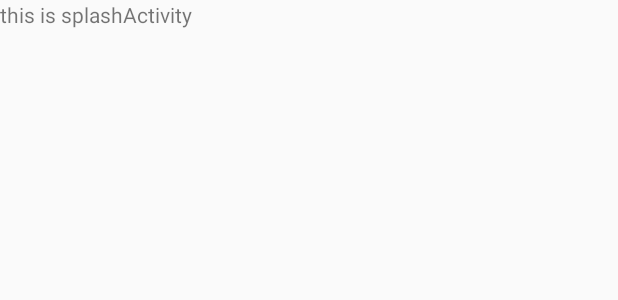
After one commit to WaterTeam/MusicProject, an Android app: the layout activity_splash.xml on its own in the app's theme, with its tools: preview values and no code run, on a phone screen of 412 x 824 dp. The commit adds this screen. Shown: the top 300 px of the screen. Run offline under Robolectric (Android 15) with nearby library versions, the phone set to English and light mode, and no system bars.

Commit message:
写好了app启动页，还没查询数据的初始化操作

```diff
--- a/app/src/main/AndroidManifest.xml
+++ b/app/src/main/AndroidManifest.xml
@@ -1,6 +1,9 @@
 <?xml version="1.0" encoding="utf-8"?>
 <manifest xmlns:android="http://schemas.android.com/apk/res/android"
     package="com.waterteam.musicproject">
+
+    <!-- 获取内存中的歌曲信息需要的权限，记得做版本区分 -->
+    <uses-permission android:name="android.permission.READ_EXTERNAL_STORAGE" />
 
     <application
         android:allowBackup="true"
@@ -9,7 +12,8 @@
         android:roundIcon="@mipmap/ic_launcher_round"
         android:supportsRtl="true"
         android:theme="@style/AppTheme">
-        <activity android:name=".MainActivity">
+        <activity android:name=".MainActivity"></activity>
+        <activity android:name=".SplashActivity">
             <intent-filter>
                 <action android:name="android.intent.action.MAIN" />
 
--- /dev/null
+++ b/app/src/main/res/layout/activity_splash.xml
@@ -0,0 +1,14 @@
+<?xml version="1.0" encoding="utf-8"?>
+<android.support.constraint.ConstraintLayout xmlns:android="http://schemas.android.com/apk/res/android"
+    xmlns:app="http://schemas.android.com/apk/res-auto"
+    xmlns:tools="http://schemas.android.com/tools"
+    android:layout_width="match_parent"
+    android:layout_height="match_parent"
+    tools:context="com.waterteam.musicproject.SplashActivity">
+
+    <TextView
+        android:text="this is splashActivity"
+        android:layout_width="wrap_content"
+        android:layout_height="wrap_content" />
+
+</android.support.constraint.ConstraintLayout>
--- a/app/src/main/res/values/styles.xml
+++ b/app/src/main/res/values/styles.xml
@@ -6,6 +6,7 @@
         <item name="colorPrimary">@color/colorPrimary</item>
         <item name="colorPrimaryDark">@color/colorPrimaryDark</item>
         <item name="colorAccent">@color/colorAccent</item>
+        <item name="android:windowFullscreen">true</item>
     </style>
 
 </resources>
```
Also changed, not shown: app/src/main/java/com/waterteam/musicproject/MainActivity.java (+13 -6 lines), app/src/main/java/com/waterteam/musicproject/SplashActivity.java (added, +93 -0 lines).
